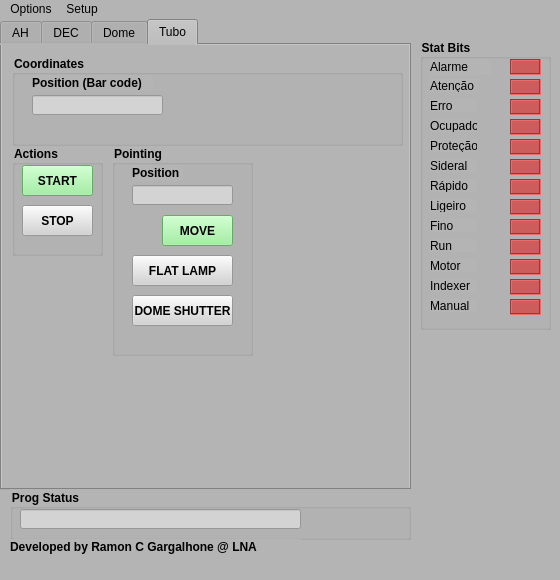
ramonefoster/TCS-bancada, file main.ui: the form before one commit.
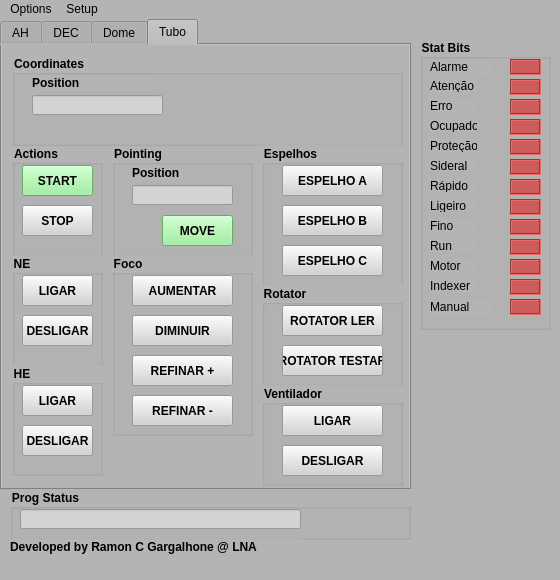
The form after the commit. The open tabs and pages were chosen to show the change. Icons and pictures are not drawn.

What changed in the file:
```diff
--- a/main.ui
+++ b/main.ui
@@ -1433,7 +1433,7 @@
         <x>110</x>
         <y>100</y>
         <width>141</width>
-        <height>211</height>
+        <height>111</height>
        </rect>
       </property>
       <property name="font">
@@ -1514,50 +1514,6 @@
         </size>
        </property>
       </widget>
-      <widget class="QPushButton" name="btnStop_7">
-       <property name="geometry">
-        <rect>
-         <x>20</x>
-         <y>110</y>
-         <width>101</width>
-         <height>31</height>
-        </rect>
-       </property>
-       <property name="font">
-        <font>
-         <weight>75</weight>
-         <bold>true</bold>
-        </font>
-       </property>
-       <property name="styleSheet">
-        <string notr="true">background-color: lightgrey</string>
-       </property>
-       <property name="text">
-        <string>FLAT LAMP</string>
-       </property>
-      </widget>
-      <widget class="QPushButton" name="btnStop_8">
-       <property name="geometry">
-        <rect>
-         <x>20</x>
-         <y>150</y>
-         <width>101</width>
-         <height>31</height>
-        </rect>
-       </property>
-       <property name="font">
-        <font>
-         <weight>75</weight>
-         <bold>true</bold>
-        </font>
-       </property>
-       <property name="styleSheet">
-        <string notr="true">background-color: lightgrey</string>
-       </property>
-       <property name="text">
-        <string>DOME SHUTTER</string>
-       </property>
-      </widget>
      </widget>
      <widget class="QGroupBox" name="groupBox_22">
       <property name="geometry">
@@ -1660,7 +1616,7 @@
         </rect>
        </property>
        <property name="text">
-        <string>Position (Bar code)</string>
+        <string>Position</string>
        </property>
       </widget>
       <widget class="QLineEdit" name="txtCoordRA_4">
@@ -1688,6 +1644,450 @@
        </property>
       </widget>
      </widget>
+     <widget class="QGroupBox" name="groupBox_12">
+      <property name="geometry">
+       <rect>
+        <x>260</x>
+        <y>100</y>
+        <width>141</width>
+        <height>141</height>
+       </rect>
+      </property>
+      <property name="font">
+       <font>
+        <weight>75</weight>
+        <bold>true</bold>
+       </font>
+      </property>
+      <property name="title">
+       <string>Espelhos</string>
+      </property>
+      <widget class="QPushButton" name="btnStop_9">
+       <property name="geometry">
+        <rect>
+         <x>20</x>
+         <y>20</y>
+         <width>101</width>
+         <height>31</height>
+        </rect>
+       </property>
+       <property name="font">
+        <font>
+         <weight>75</weight>
+         <bold>true</bold>
+        </font>
+       </property>
+       <property name="styleSheet">
+        <string notr="true">background-color: lightgrey</string>
+       </property>
+       <property name="text">
+        <string>ESPELHO A</string>
+       </property>
+      </widget>
+      <widget class="QPushButton" name="btnStop_10">
+       <property name="geometry">
+        <rect>
+         <x>20</x>
+         <y>60</y>
+         <width>101</width>
+         <height>31</height>
+        </rect>
+       </property>
+       <property name="font">
+        <font>
+         <weight>75</weight>
+         <bold>true</bold>
+        </font>
+       </property>
+       <property name="styleSheet">
+        <string notr="true">background-color: lightgrey</string>
+       </property>
+       <property name="text">
+        <string>ESPELHO B</string>
+       </property>
+      </widget>
+      <widget class="QPushButton" name="btnStop_11">
+       <property name="geometry">
+        <rect>
+         <x>20</x>
+         <y>100</y>
+         <width>101</width>
+         <height>31</height>
+        </rect>
+       </property>
+       <property name="font">
+        <font>
+         <weight>75</weight>
+         <bold>true</bold>
+        </font>
+       </property>
+       <property name="styleSheet">
+        <string notr="true">background-color: lightgrey</string>
+       </property>
+       <property name="text">
+        <string>ESPELHO C</string>
+       </property>
+      </widget>
+     </widget>
+     <widget class="QGroupBox" name="groupBox_16">
+      <property name="geometry">
+       <rect>
+        <x>260</x>
+        <y>240</y>
+        <width>141</width>
+        <height>101</height>
+       </rect>
+      </property>
+      <property name="font">
+       <font>
+        <weight>75</weight>
+        <bold>true</bold>
+       </font>
+      </property>
+      <property name="title">
+       <string>Rotator</string>
+      </property>
+      <widget class="QPushButton" name="btnStop_12">
+       <property name="geometry">
+        <rect>
+         <x>20</x>
+         <y>20</y>
+         <width>101</width>
+         <height>31</height>
+        </rect>
+       </property>
+       <property name="font">
+        <font>
+         <weight>75</weight>
+         <bold>true</bold>
+        </font>
+       </property>
+       <property name="styleSheet">
+        <string notr="true">background-color: lightgrey</string>
+       </property>
+       <property name="text">
+        <string>ROTATOR LER</string>
+       </property>
+      </widget>
+      <widget class="QPushButton" name="btnStop_13">
+       <property name="geometry">
+        <rect>
+         <x>20</x>
+         <y>60</y>
+         <width>101</width>
+         <height>31</height>
+        </rect>
+       </property>
+       <property name="font">
+        <font>
+         <weight>75</weight>
+         <bold>true</bold>
+        </font>
+       </property>
+       <property name="styleSheet">
+        <string notr="true">background-color: lightgrey</string>
+       </property>
+       <property name="text">
+        <string>ROTATOR TESTAR</string>
+       </property>
+      </widget>
+     </widget>
+     <widget class="QGroupBox" name="groupBox_18">
+      <property name="geometry">
+       <rect>
+        <x>260</x>
+        <y>340</y>
+        <width>141</width>
+        <height>101</height>
+       </rect>
+      </property>
+      <property name="font">
+       <font>
+        <weight>75</weight>
+        <bold>true</bold>
+       </font>
+      </property>
+      <property name="title">
+       <string>Ventilador</string>
+      </property>
+      <widget class="QPushButton" name="btnStop_14">
+       <property name="geometry">
+        <rect>
+         <x>20</x>
+         <y>20</y>
+         <width>101</width>
+         <height>31</height>
+        </rect>
+       </property>
+       <property name="font">
+        <font>
+         <weight>75</weight>
+         <bold>true</bold>
+        </font>
+       </property>
+       <property name="styleSheet">
+        <string notr="true">background-color: lightgrey</string>
+       </property>
+       <property name="text">
+        <string>LIGAR</string>
+       </property>
+      </widget>
+      <widget class="QPushButton" name="btnStop_15">
+       <property name="geometry">
+        <rect>
+         <x>20</x>
+         <y>60</y>
+         <width>101</width>
+         <height>31</height>
+        </rect>
+       </property>
+       <property name="font">
+        <font>
+         <weight>75</weight>
+         <bold>true</bold>
+        </font>
+       </property>
+       <property name="styleSheet">
+        <string notr="true">background-color: lightgrey</string>
+       </property>
+       <property name="text">
+        <string>DESLIGAR</string>
+       </property>
+      </widget>
+     </widget>
+     <widget class="QGroupBox" name="groupBox_23">
+      <property name="geometry">
+       <rect>
+        <x>10</x>
+        <y>210</y>
+        <width>91</width>
+        <height>111</height>
+       </rect>
+      </property>
+      <property name="font">
+       <font>
+        <weight>75</weight>
+        <bold>true</bold>
+       </font>
+      </property>
+      <property name="title">
+       <string>NE</string>
+      </property>
+      <widget class="QPushButton" name="btnTuboStop_2">
+       <property name="geometry">
+        <rect>
+         <x>10</x>
+         <y>60</y>
+         <width>71</width>
+         <height>31</height>
+        </rect>
+       </property>
+       <property name="font">
+        <font>
+         <weight>75</weight>
+         <bold>true</bold>
+        </font>
+       </property>
+       <property name="styleSheet">
+        <string notr="true">background-color: lightgrey</string>
+       </property>
+       <property name="text">
+        <string>DESLIGAR</string>
+       </property>
+      </widget>
+      <widget class="QPushButton" name="btnTuboStop_3">
+       <property name="geometry">
+        <rect>
+         <x>10</x>
+         <y>20</y>
+         <width>71</width>
+         <height>31</height>
+        </rect>
+       </property>
+       <property name="font">
+        <font>
+         <weight>75</weight>
+         <bold>true</bold>
+        </font>
+       </property>
+       <property name="styleSheet">
+        <string notr="true">background-color: lightgrey</string>
+       </property>
+       <property name="text">
+        <string>LIGAR</string>
+       </property>
+      </widget>
+     </widget>
+     <widget class="QGroupBox" name="groupBox_24">
+      <property name="geometry">
+       <rect>
+        <x>10</x>
+        <y>320</y>
+        <width>91</width>
+        <height>111</height>
+       </rect>
+      </property>
+      <property name="font">
+       <font>
+        <weight>75</weight>
+        <bold>true</bold>
+       </font>
+      </property>
+      <property name="title">
+       <string>HE</string>
+      </property>
+      <widget class="QPushButton" name="btnTuboStop_4">
+       <property name="geometry">
+        <rect>
+         <x>10</x>
+         <y>60</y>
+         <width>71</width>
+         <height>31</height>
+        </rect>
+       </property>
+       <property name="font">
+        <font>
+         <weight>75</weight>
+         <bold>true</bold>
+        </font>
+       </property>
+       <property name="styleSheet">
+        <string notr="true">background-color: lightgrey</string>
+       </property>
+       <property name="text">
+        <string>DESLIGAR</string>
+       </property>
+      </widget>
+      <widget class="QPushButton" name="btnTuboStop_5">
+       <property name="geometry">
+        <rect>
+         <x>10</x>
+         <y>20</y>
+         <width>71</width>
+         <height>31</height>
+        </rect>
+       </property>
+       <property name="font">
+        <font>
+         <weight>75</weight>
+         <bold>true</bold>
+        </font>
+       </property>
+       <property name="styleSheet">
+        <string notr="true">background-color: lightgrey</string>
+       </property>
+       <property name="text">
+        <string>LIGAR</string>
+       </property>
+      </widget>
+     </widget>
+     <widget class="QGroupBox" name="groupBox_20">
+      <property name="geometry">
+       <rect>
+        <x>110</x>
+        <y>210</y>
+        <width>141</width>
+        <height>181</height>
+       </rect>
+      </property>
+      <property name="font">
+       <font>
+        <weight>75</weight>
+        <bold>true</bold>
+       </font>
+      </property>
+      <property name="title">
+       <string>Foco</string>
+      </property>
+      <widget class="QPushButton" name="btnStop_16">
+       <property name="geometry">
+        <rect>
+         <x>20</x>
+         <y>20</y>
+         <width>101</width>
+         <height>31</height>
+        </rect>
+       </property>
+       <property name="font">
+        <font>
+         <weight>75</weight>
+         <bold>true</bold>
+        </font>
+       </property>
+       <property name="styleSheet">
+        <string notr="true">background-color: lightgrey</string>
+       </property>
+       <property name="text">
+        <string>AUMENTAR</string>
+       </property>
+      </widget>
+      <widget class="QPushButton" name="btnStop_17">
+       <property name="geometry">
+        <rect>
+         <x>20</x>
+         <y>60</y>
+         <width>101</width>
+         <height>31</height>
+        </rect>
+       </property>
+       <property name="font">
+        <font>
+         <weight>75</weight>
+         <bold>true</bold>
+        </font>
+       </property>
+       <property name="styleSheet">
+        <string notr="true">background-color: lightgrey</string>
+       </property>
+       <property name="text">
+        <string>DIMINUIR</string>
+       </property>
+      </widget>
+      <widget class="QPushButton" name="btnStop_18">
+       <property name="geometry">
+        <rect>
+         <x>20</x>
+         <y>100</y>
+         <width>101</width>
+         <height>31</height>
+        </rect>
+       </property>
+       <property name="font">
+        <font>
+         <weight>75</weight>
+         <bold>true</bold>
+        </font>
+       </property>
+       <property name="styleSheet">
+        <string notr="true">background-color: lightgrey</string>
+       </property>
+       <property name="text">
+        <string>REFINAR +</string>
+       </property>
+      </widget>
+      <widget class="QPushButton" name="btnStop_19">
+       <property name="geometry">
+        <rect>
+         <x>20</x>
+         <y>140</y>
+         <width>101</width>
+         <height>31</height>
+        </rect>
+       </property>
+       <property name="font">
+        <font>
+         <weight>75</weight>
+         <bold>true</bold>
+        </font>
+       </property>
+       <property name="styleSheet">
+        <string notr="true">background-color: lightgrey</string>
+       </property>
+       <property name="text">
+        <string>REFINAR -</string>
+       </property>
+      </widget>
+     </widget>
     </widget>
    </widget>
    <widget class="QGroupBox" name="groupBox_4">
@@ -2227,8 +2627,8 @@
       <rect>
        <x>10</x>
        <y>260</y>
-       <width>47</width>
-       <height>13</height>
+       <width>61</width>
+       <height>16</height>
       </rect>
      </property>
      <property name="text">
```
Left out of the diff: 10 changed lines with no effect on the pictures.
